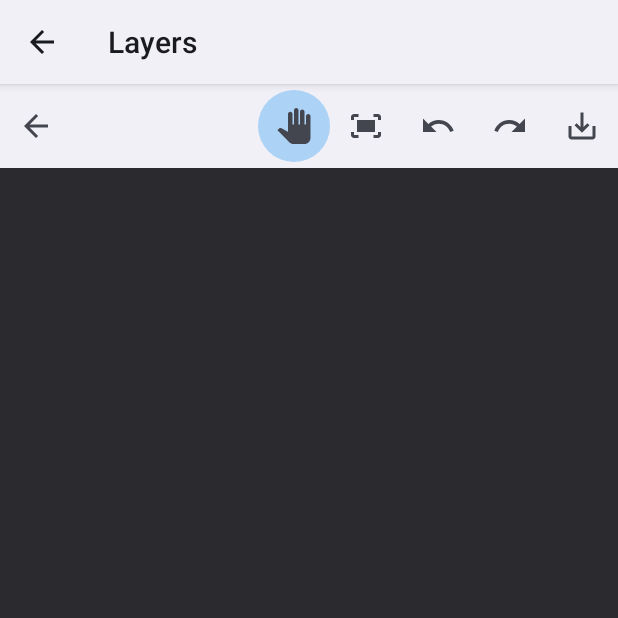
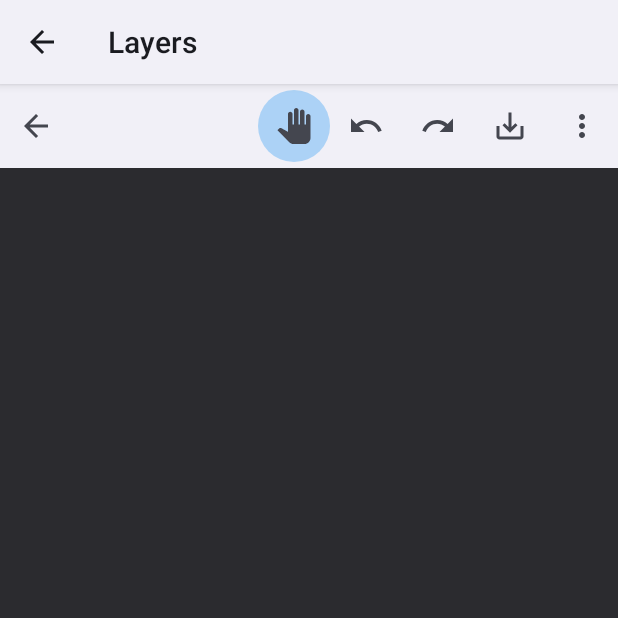
Before and after one commit to drhydr0/OpenLayers, an Android app: the EditorActivity screen opened directly, with no data from a screen before it, after a tap on an icon or button, on a phone screen of 412 x 824 dp, the top half of it. Run offline under Robolectric (Android 15) with nearby library versions, the phone set to English and light mode, and no system bars; 1 statement that could not run was skipped.

Commit message:
Add history list, image cleanup, and the milestone 3 phone test
- History list (in a new More menu) shows retained actions newest
  first and jumps to the state after any of them in one change.
- Opening a project removes images that neither the document nor any
  retained undo or redo step needs; the trimmed manifest is committed
  before files are deleted.
- Fit to screen moved into the More menu to make room.
- Plan doc updated with PRs per step; new 20-step phone test.

Co-Authored-By: Claude Fable 5.2 <noreply@anthropic.com>
Claude-Session: https://claude.ai/code/session_01TR9B781iKaywFzwKjXBGyT

```diff
--- a/app/src/main/java/io/github/drhydr0/layers/document/Document.kt
+++ b/app/src/main/java/io/github/drhydr0/layers/document/Document.kt
@@ -36,6 +36,12 @@ data class Document(
     /** -1 when absent. */
     fun indexOf(id: LayerId): Int = layers.indexOfFirst { it.id == id }
 
+    /** Drops asset records not in [keep]. Assets used by a layer are always kept. */
+    fun withOnlyAssets(keep: Set<AssetId>): Document {
+        val used = layers.filterIsInstance<ImageLayer>().mapTo(mutableSetOf()) { it.assetId }
+        return copy(assets = assets.filterKeys { it in keep || it in used })
+    }
+
     fun withAsset(asset: ImageAsset) = copy(assets = assets + (asset.id to asset))
 
     fun withLayerInserted(index: Int, layer: Layer): Document {
--- a/app/src/main/res/drawable/ic_fit_screen.xml
+++ /dev/null
@@ -1,11 +0,0 @@
-<?xml version="1.0" encoding="utf-8"?>
-<vector xmlns:android="http://schemas.android.com/apk/res/android"
-    android:width="24dp"
-    android:height="24dp"
-    android:tint="?android:attr/colorControlNormal"
-    android:viewportWidth="24"
-    android:viewportHeight="24">
-    <path
-        android:fillColor="#FFFFFFFF"
-        android:pathData="M17,4h3c1.1,0 2,0.9 2,2v2h-2V6h-3V4zM4,8V6h3V4H4C2.9,4 2,4.9 2,6v2H4zM20,16v2h-3v2h3c1.1,0 2,-0.9 2,-2v-2H20zM7,18H4v-2H2v2c0,1.1 0.9,2 2,2h3V18zM18,8H6v8h12V8z" />
-</vector>
--- a/app/src/main/res/layout/activity_editor.xml
+++ b/app/src/main/res/layout/activity_editor.xml
@@ -53,14 +53,6 @@
             android:src="@drawable/ic_pan" />
 
         <ImageButton
-            android:id="@+id/editor_fit"
-            android:layout_width="48dp"
-            android:layout_height="48dp"
-            android:background="?android:attr/selectableItemBackgroundBorderless"
-            android:contentDescription="@string/editor_fit"
-            android:src="@drawable/ic_fit_screen" />
-
-        <ImageButton
             android:id="@+id/editor_undo"
             android:layout_width="48dp"
             android:layout_height="48dp"
@@ -85,6 +77,14 @@
             android:background="?android:attr/selectableItemBackgroundBorderless"
             android:contentDescription="@string/editor_export"
             android:src="@drawable/ic_export" />
+
+        <ImageButton
+            android:id="@+id/editor_more"
+            android:layout_width="48dp"
+            android:layout_height="48dp"
+            android:background="?android:attr/selectableItemBackgroundBorderless"
+            android:contentDescription="@string/editor_more"
+            android:src="@drawable/ic_more_vert" />
     </LinearLayout>
 
     <io.github.drhydr0.layers.render.DocumentView
--- a/app/src/main/res/values/strings.xml
+++ b/app/src/main/res/values/strings.xml
@@ -117,7 +117,6 @@
     <string name="layers_delete">Delete</string>
     <string name="editor_navigate_off">Pan and zoom mode: off. Tap to move the view instead of layers.</string>
     <string name="editor_navigate_on">Pan and zoom mode: on. Tap to edit layers again.</string>
-    <string name="editor_fit">Fit canvas to screen</string>
     <string name="editor_export">Export</string>
     <string name="export_title">Export image</string>
     <string name="export_format_label">Format</string>
@@ -158,5 +157,10 @@
     </plurals>
     <string name="selection_delete">Delete</string>
     <string name="selection_delete_description">Delete the selected layers</string>
+    <string name="editor_more">More: fit to screen, history</string>
+    <string name="editor_menu_fit">Fit canvas to screen</string>
+    <string name="editor_menu_history">History</string>
+    <string name="history_title">History</string>
+    <string name="history_oldest">Oldest saved state</string>
     <string name="editor_open_failed">Could not open the project.</string>
 </resources>
```
Also changed, not shown: app/src/main/java/io/github/drhydr0/layers/history/AssetUsage.kt (added, +37 -0 lines), app/src/main/java/io/github/drhydr0/layers/history/History.kt (+21 -0 lines), app/src/main/java/io/github/drhydr0/layers/persistence/AssetStore.kt (+11 -0 lines), app/src/main/java/io/github/drhydr0/layers/persistence/ProjectStore.kt (+15 -0 lines), app/src/main/java/io/github/drhydr0/layers/ui/EditorActivity.kt (+25 -2 lines), app/src/main/java/io/github/drhydr0/layers/ui/HistorySheet.kt (added, +31 -0 lines), 4 other files.
